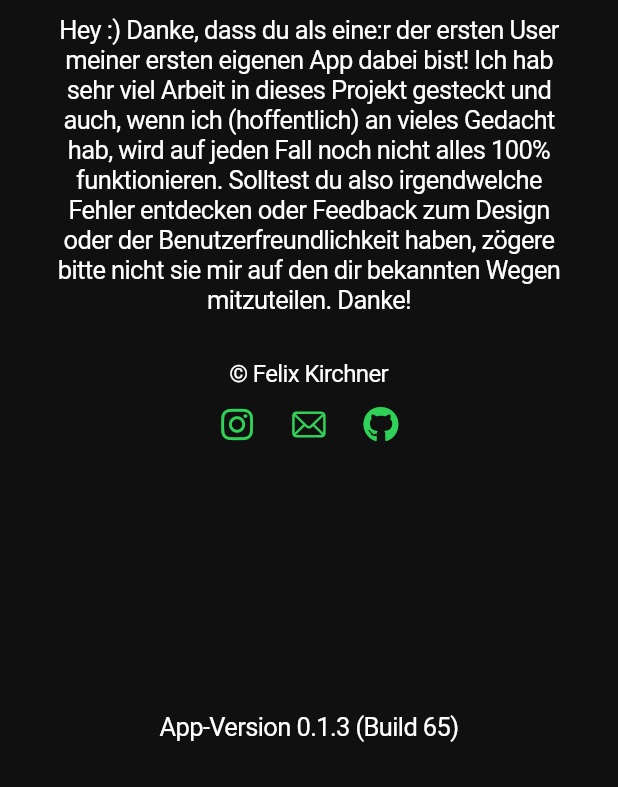
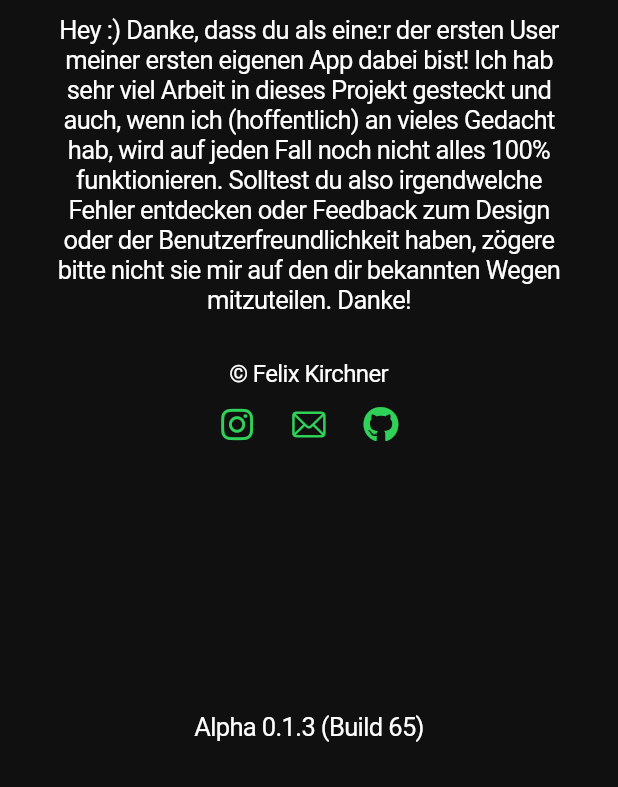
Before and after one commit to flixcoo/Cabo-Counter, a Flutter app: the InformationView screen opened directly, on a phone screen of 412 x 824 dp, the part 449-1236 px from its top. Run offline on Flutter 3.47's test engine with Material 3 defaults, Android fonts, the phone set to English and light mode, and no system bars; our stand-ins replace flutter_keyboard_visibility, font_awesome_flutter, package_info_plus.

Commit message:
Changed version text

```diff
--- a/lib/views/information_view.dart
+++ b/lib/views/information_view.dart
@@ -91,7 +91,7 @@ class InformationView extends StatelessWidget {
                 builder: (context, snapshot) {
                   if (snapshot.hasData) {
                     return Text(
-                      'App-Version ${snapshot.data!.version} '
+                      'Alpha ${snapshot.data!.version} '
                       '(Build ${snapshot.data!.buildNumber})',
                       textAlign: TextAlign.center,
                     );
```
